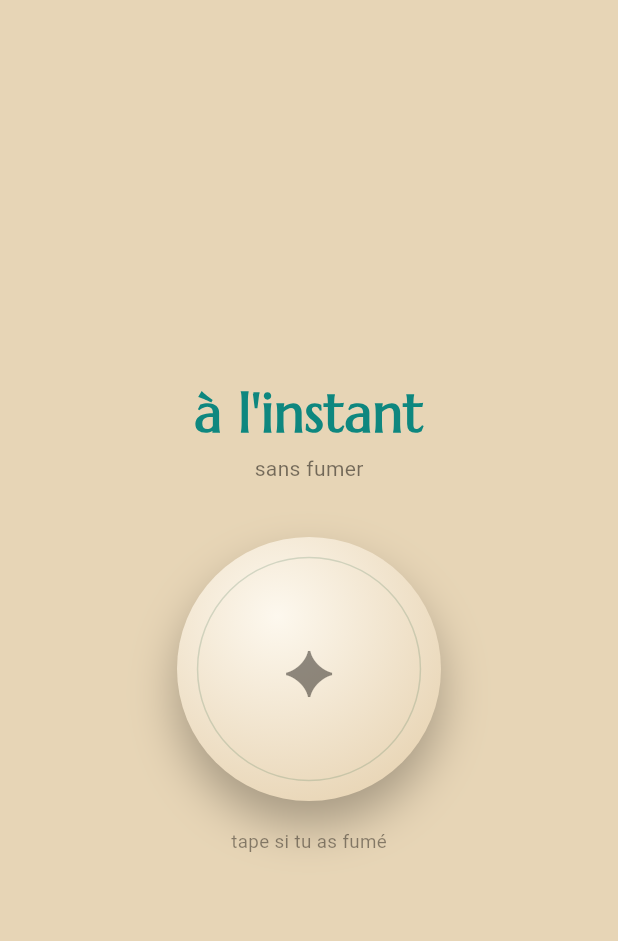
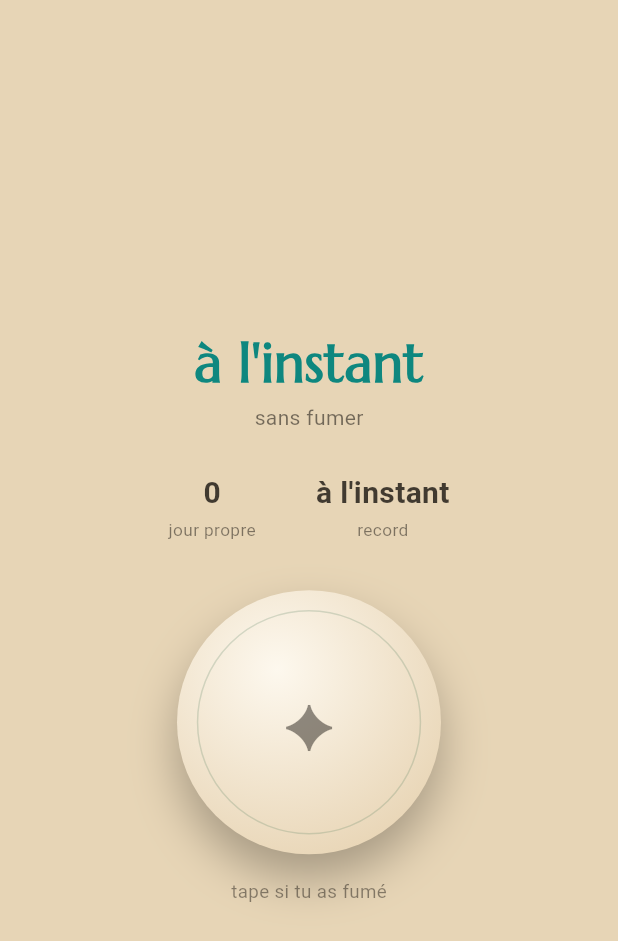
Before and after one commit to syoul46/Tabac-stop, a Flutter app: the ColdTurkeyHome screen opened directly, on a phone screen of 412 x 824 dp. Shown: the top 941 px of the screen. Run offline on Flutter 3.47's test engine with Material 3 defaults, Android fonts, the phone set to English and light mode, and no system bars; our stand-ins replace drift, flutter_local_notifications, flutter_riverpod, timezone; accounts and stored records are empty; generated files the repository leaves out were written again.

Commit message:
Jalon 8 — la rechute (arrêt net)
Prévue by design : le streak repart à zéro (honnête), mais l'invariant tient.

- domaine pur : cumulativeCleanDays (jours propres terminés, ne décroît jamais)
  et recordGap (plus long écart, abstinence en cours incluse, intact à la
  rechute) ; 5 tests dont l'invariant
- JourneyRepository.markRelapse
- ColdTurkeyHome : streak + jours propres cumulés + record ; après une rechute
  (streak rompu >= 1 h), porte discrète vers la réduction (jamais une leçon)
- validé sur émulateur : streak 7h29 → 0, record 8h40 intact, offre affichée
- 40 tests verts

Co-Authored-By: Claude Opus 4.8 (1M context) <noreply@anthropic.com>
Claude-Session: https://claude.ai/code/session_01W67APRGHbToSkZMy44wzFk

```diff
--- a/lib/data/journey_repository.dart
+++ b/lib/data/journey_repository.dart
@@ -62,6 +62,10 @@ class JourneyRepository {
   /// Le délai a été rompu (« je fume quand même ») — silencieux.
   Future<void> markDelayBroken() => _log(JourneyEventKind.delayBroken);
 
+  /// Une rechute en arrêt net (le streak repart à zéro). Journalisé pour
+  /// l'historique ; les compteurs cumulés et le record, eux, ne bougent pas.
+  Future<void> markRelapse() => _log(JourneyEventKind.relapse);
+
   /// Le délai a été tenu → une pierre. Au tout premier, on décroche un badge.
   Future<void> markDelayHeld() async {
     final priorHeld = await (_db.select(_db.journeyEvents)
--- a/lib/domain/metrics/metrics.dart
+++ b/lib/domain/metrics/metrics.dart
@@ -115,6 +115,49 @@ int? busiestHour(List<int> counts) {
   return bestStart == null ? null : (bestStart, bestStart + width);
 }
 
+/// **Jours-propres cumulés** : nombre de jours logiques *terminés* (avant
+/// aujourd'hui) sans aucune cigarette, depuis le tout premier tap. Ne décroît
+/// JAMAIS avec le temps — c'est le compteur qui empêche l'effondrement « tout
+/// est foutu » après une rechute (le cairn ne perd pas ses pierres).
+int cumulativeCleanDays(Iterable<Cigarette> cigs, DateTime now) {
+  final list = cigs.toList();
+  if (list.isEmpty) return 0;
+
+  final smoky = <DateTime>{};
+  DateTime? firstDay;
+  for (final c in list) {
+    final d = LogicalDay.dayOf(wallTimeOf(c));
+    smoky.add(d);
+    if (firstDay == null || d.isBefore(firstDay)) firstDay = d;
+  }
+
+  final today = LogicalDay.dayOf(now);
+  var clean = 0;
+  for (var d = firstDay!;
+      d.isBefore(today);
+      d = DateTime(d.year, d.month, d.day + 1)) {
+    if (!smoky.contains(d)) clean++;
+  }
+  return clean;
+}
+
+/// **Record d'écart max** : le plus long intervalle jamais atteint entre deux
+/// cigarettes, en incluant l'abstinence en cours ([now] − dernière). Ne décroît
+/// jamais : une rechute remet le streak à zéro mais laisse ce record intact.
+Duration recordGap(Iterable<Cigarette> cigs, DateTime now) {
+  final list = [...cigs]
+    ..sort((a, b) => a.occurredAtUtc.compareTo(b.occurredAtUtc));
+  var maxG = Duration.zero;
+  for (final g in gapsOf(list)) {
+    if (g > maxG) maxG = g;
+  }
+  if (list.isNotEmpty) {
+    final current = now.difference(list.last.occurredAtUtc.toLocal());
+    if (current > maxG) maxG = current;
+  }
+  return maxG;
+}
+
 /// Calcule le portrait chiffré. [windowWidth] = largeur du créneau chargé (h).
 MetricsSummary computeMetrics(Iterable<Cigarette> input, {int windowWidth = 2}) {
   final cigs = [...input]
--- a/lib/features/coldturkey/cold_turkey_home.dart
+++ b/lib/features/coldturkey/cold_turkey_home.dart
@@ -6,11 +6,19 @@ import 'package:flutter_riverpod/flutter_riverpod.dart';
 
 import '../../core/time/format.dart';
 import '../../data/cigarette_repository.dart';
+import '../../data/database.dart';
+import '../../data/journey_repository.dart';
+import '../../domain/metrics/metrics.dart';
+import '../../domain/models/enums.dart';
 import '../tap/tap_stone.dart';
 
-/// Mode arrêt net (Jalon 6 : squelette). Le streak — temps depuis la dernière —
-/// est mis en avant en lagon (l'app salue un progrès). Le compteur cumulé, le
-/// record et la rechute arrivent au Jalon 8.
+/// Au-delà de ce streak rompu, on propose (sans insister) de souffler en réduction.
+const _relapseOfferThreshold = Duration(hours: 1);
+
+/// Mode arrêt net. Le streak repart à zéro à la rechute (honnête), mais les
+/// **jours propres cumulés** et le **record d'écart** ne bougent jamais — le
+/// cairn ne perd pas ses pierres. Après une vraie rechute, une porte discrète
+/// vers la réduction s'ouvre, sans insistance.
 class ColdTurkeyHome extends ConsumerStatefulWidget {
   const ColdTurkeyHome({super.key});
 
@@ -20,6 +28,7 @@ class ColdTurkeyHome extends ConsumerStatefulWidget {
 
 class _ColdTurkeyHomeState extends ConsumerState<ColdTurkeyHome> {
   Timer? _ticker;
+  bool _showOffer = false;
 
   @override
   void initState() {
@@ -36,19 +45,37 @@ class _ColdTurkeyHomeState extends ConsumerState<ColdTurkeyHome> {
   }
 
   Future<void> _onTap() async {
-    // Silencieux : tap = j'ai fumé. Le streak repart de zéro, sans commentaire.
+    final now = DateTime.now();
+    final last = ref.read(lastCigaretteProvider).asData?.value;
+    final before = last == null
+        ? Duration.zero
+        : now.difference(last.occurredAtUtc.toLocal());
+
+    // Silencieux : le streak repart de zéro, sans commentaire.
     unawaited(HapticFeedback.mediumImpact());
     await ref.read(cigaretteRepositoryProvider).logSmoke();
+
+    if (before >= _relapseOfferThreshold) {
+      await ref.read(journeyRepositoryProvider).markRelapse();
+      if (mounted) setState(() => _showOffer = true);
+    }
   }
 
   @override
   Widget build(BuildContext context) {
     final theme = Theme.of(context);
     final c = theme.colorScheme;
+    final now = DateTime.now();
+
     final last = ref.watch(lastCigaretteProvider).asData?.value;
+    final cigs =
+        ref.watch(allCigarettesProvider).asData?.value ?? const <Cigarette>[];
+
     final streak = last == null
         ? Duration.zero
-        : DateTime.now().difference(last.occurredAtUtc.toLocal());
+        : now.difference(last.occurredAtUtc.toLocal());
+    final cleanDays = cumulativeCleanDays(cigs, now);
+    final record = recordGap(cigs, now);
 
     return Scaffold(
       body: SafeArea(
@@ -58,17 +85,25 @@ class _ColdTurkeyHomeState extends ConsumerState<ColdTurkeyHome> {
             children: [
               Text(
                 formatStreak(streak),
-                style: theme.textTheme.displaySmall?.copyWith(
-                  color: c.primary, // lagon — l'app salue le progrès
-                  fontWeight: FontWeight.w600,
-                ),
+                style: theme.textTheme.displaySmall
+                    ?.copyWith(color: c.primary, fontWeight: FontWeight.w600),
               ),
               const SizedBox(height: 4),
-              Text(
-                'sans fumer',
-                style: TextStyle(color: c.onSurface.withValues(alpha: 0.6)),
+              Text('sans fumer',
+                  style: TextStyle(color: c.onSurface.withValues(alpha: 0.6))),
+              const SizedBox(height: 26),
+              Row(
+                mainAxisAlignment: MainAxisAlignment.center,
+                children: [
+                  _MiniStat(
+                    value: '$cleanDays',
+                    label: cleanDays <= 1 ? 'jour propre' : 'jours propres',
+                  ),
+                  const SizedBox(width: 40),
+                  _MiniStat(value: formatStreak(record), label: 'record'),
+                ],
               ),
-              const SizedBox(height: 36),
+              const SizedBox(height: 32),
               TapStone(
                 onTap: _onTap,
                 child: Text('✦',
@@ -76,12 +111,20 @@ class _ColdTurkeyHomeState extends ConsumerState<ColdTurkeyHome> {
                         fontSize: 40,
                         color: c.onSurface.withValues(alpha: 0.5))),
               ),
-              const SizedBox(height: 18),
-              Text(
-                'tape si tu as fumé',
-                style: TextStyle(
-                    fontSize: 12.5, color: c.onSurface.withValues(alpha: 0.5)),
-              ),
+              const SizedBox(height: 16),
+              Text('tape si tu as fumé',
+                  style: TextStyle(
+                      fontSize: 12.5,
+                      color: c.onSurface.withValues(alpha: 0.5))),
+              if (_showOffer) ...[
+                const SizedBox(height: 28),
+                _ReductionOffer(
+                  onAccept: () => ref
+                      .read(journeyRepositoryProvider)
+                      .setMode(JourneyMode.reduction),
+                  onDismiss: () => setState(() => _showOffer = false),
+                ),
+              ],
             ],
           ),
         ),
@@ -89,3 +132,82 @@ class _ColdTurkeyHomeState extends ConsumerState<ColdTurkeyHome> {
     );
   }
 }
+
+class _MiniStat extends StatelessWidget {
+  const _MiniStat({required this.value, required this.label});
+  final String value;
+  final String label;
+
+  @override
+  Widget build(BuildContext context) {
+    final c = Theme.of(context).colorScheme;
+    return Column(
+      children: [
+        Text(
+          value,
+          style: TextStyle(
+            fontSize: 20,
+            fontWeight: FontWeight.w600,
+            color: c.onSurface.withValues(alpha: 0.85),
+            fontFeatures: const [FontFeature.tabularFigures()],
+          ),
+        ),
+        const SizedBox(height: 2),
+        Text(label,
+            style: TextStyle(
+                fontSize: 11.5, color: c.onSurface.withValues(alpha: 0.55))),
+      ],
+    );
+  }
+}
+
+/// Porte discrète vers la réduction, proposée après une rechute — jamais une
+/// leçon ni une consolation, juste une option pratique qu'on peut ignorer.
+class _ReductionOffer extends StatelessWidget {
+  const _ReductionOffer({required this.onAccept, required this.onDismiss});
+  final VoidCallback onAccept;
+  final VoidCallback onDismiss;
+
+  @override
+  Widget build(BuildContext context) {
+    final c = Theme.of(context).colorScheme;
+    return Container(
+      margin: const EdgeInsets.symmetric(horizontal: 28),
+      padding: const EdgeInsets.fromLTRB(18, 16, 18, 12),
+      decoration: BoxDecoration(
+        color: c.surface.withValues(alpha: 0.6),
+        borderRadius: BorderRadius.circular(16),
+        border: Border.all(color: c.onSurface.withValues(alpha: 0.12)),
+      ),
+      child: Column(
+        children: [
+          Text(
+            'Repasser en réduction quelques jours ?',
+            textAlign: TextAlign.center,
+            style: TextStyle(
+                fontSize: 14, color: c.onSurface.withValues(alpha: 0.85)),
+          ),
+          const SizedBox(height: 12),
+          Row(
+            mainAxisAlignment: MainAxisAlignment.center,
+            children: [
+              TextButton(
+                onPressed: onDismiss,
+                style: TextButton.styleFrom(
+                    foregroundColor: c.onSurface.withValues(alpha: 0.6)),
+                child: const Text('Non, je continue'),
+              ),
+              const SizedBox(width: 8),
+              FilledButton(
+                onPressed: onAccept,
+                style: FilledButton.styleFrom(
+                    backgroundColor: c.primary, foregroundColor: c.onPrimary),
+                child: const Text('Réduction'),
+              ),
+            ],
+          ),
+        ],
+      ),
+    );
+  }
+}
```
Also changed, not shown: 1 other file.
